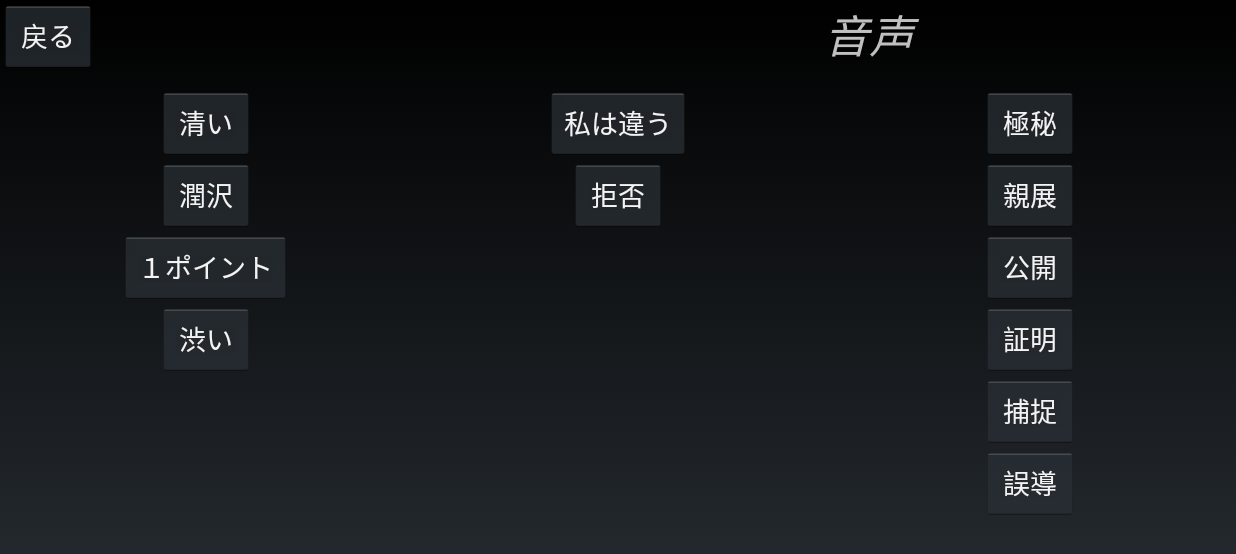
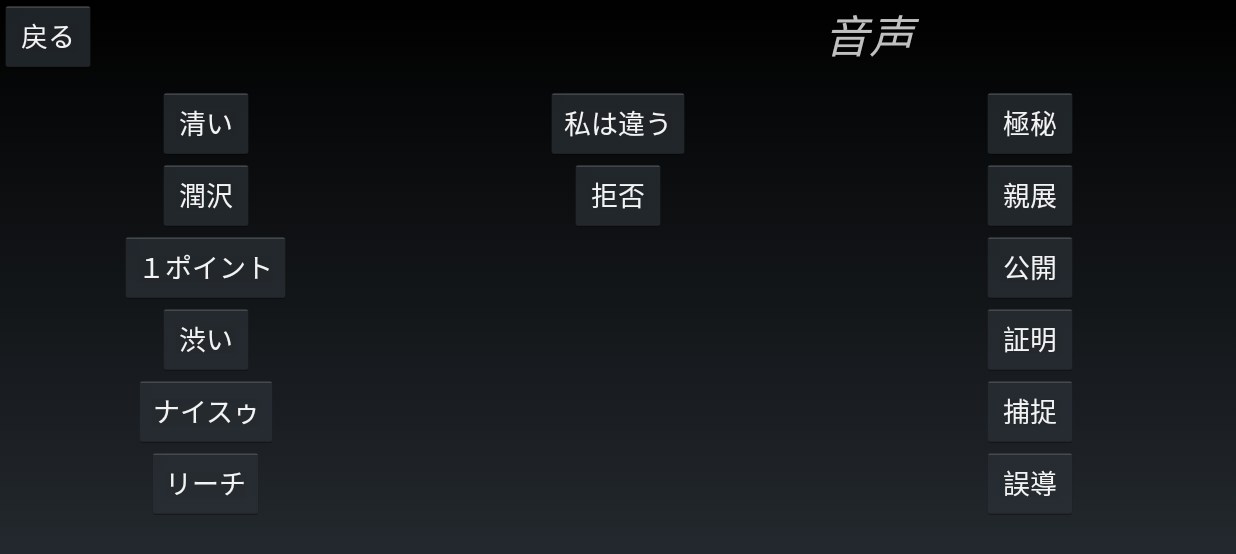
Before and after one commit to ASemi/Agent_Support, an Android app: the VoiceActivity screen opened directly, with no data from a screen before it, on a phone screen of 824 x 412 dp (held sideways). Shown: the top 554 px of the screen. Run offline under Robolectric (Android 15) with nearby library versions, the phone set to English and light mode, and no system bars.

Commit message:
エージェント公開状況アクティビティの実装

```diff
--- a/app/src/main/AndroidManifest.xml
+++ b/app/src/main/AndroidManifest.xml
@@ -27,7 +27,11 @@
         <activity
             android:name=".PepperActivity"
             android:screenOrientation="landscape" />
-        <activity android:name=".VoiceActivity"
+        <activity
+            android:name=".VoiceActivity"
+            android:screenOrientation="landscape" />
+        <activity
+            android:name=".Agent9Activity"
             android:screenOrientation="landscape" />
     </application>
 
--- a/app/src/main/java/com/example/shioya/agent_support/TitleActivity.java
+++ b/app/src/main/java/com/example/shioya/agent_support/TitleActivity.java
@@ -9,11 +9,9 @@ import android.content.Intent;
 import android.content.res.Resources;
 import android.graphics.Bitmap;
 import android.graphics.BitmapFactory;
-import android.graphics.drawable.Drawable;
 import android.os.Build;
 import android.os.Bundle;
 import android.os.Handler;
-import android.support.v4.content.res.ResourcesCompat;
 import android.view.View;
 import android.widget.ImageButton;
 import android.widget.TextView;
@@ -31,7 +29,6 @@ public class TitleActivity extends Activity implements View.OnClickListener {
     private ImageButton imageButton;
     private Bitmap mBitmap;
     Resources res;
-    Drawable drawable;
 
     @Override
     protected void onCreate(Bundle savedInstanceState) {
--- a/app/src/main/res/layout/menu.xml
+++ b/app/src/main/res/layout/menu.xml
@@ -61,6 +61,11 @@
             android:layout_width="wrap_content"
             android:layout_height="wrap_content"
             android:id="@+id/menuButton3"/>
+
+        <ImageButton
+            android:layout_width="wrap_content"
+            android:layout_height="wrap_content"
+            android:id="@+id/menuButton4"/>
     </LinearLayout>
 
 
--- a/app/src/main/res/layout/samplevoice.xml
+++ b/app/src/main/res/layout/samplevoice.xml
@@ -78,6 +78,20 @@
                 android:layout_gravity="center"
                 android:text="@string/sibui"
                 android:id="@+id/buttonSibui" />
+
+            <Button
+                android:layout_width="wrap_content"
+                android:layout_height="wrap_content"
+                android:layout_gravity="center"
+                android:text="@string/nice"
+                android:id="@+id/buttonNice" />
+
+            <Button
+                android:layout_width="wrap_content"
+                android:layout_height="wrap_content"
+                android:layout_gravity="center"
+                android:text="@string/reach"
+                android:id="@+id/buttonReach" />
         </LinearLayout>
 
         <LinearLayout
--- a/app/src/main/res/values/strings.xml
+++ b/app/src/main/res/values/strings.xml
@@ -5,6 +5,10 @@
     <string name="card_list">カード一覧</string>
     <string name="agent">エージェント</string>
     <string name="strategy">諜略</string>
+    <string name="agent_open">公開状況</string>
+    <string name="pop_select">選択</string>
+    <string name="pop_detail">詳細</string>
+    <string name="pop_cancel">キャンセル</string>
     <string name="pepper_iden">ペッパー識別</string>
     <string name="iden_success">識別成功</string>
     <string name="minus1">１体減らす</string>
@@ -13,6 +17,8 @@
     <string name="juntaku">潤沢</string>
     <string name="onepoint">１ポイント</string>
     <string name="sibui">渋い</string>
+    <string name="nice">ナイスゥ</string>
+    <string name="reach">リーチ</string>
     <string name="imnot">私は違う</string>
     <string name="kyohi">拒否</string>
     <string name="gokuhi">極秘</string>
--- a/build.gradle
+++ b/build.gradle
@@ -5,7 +5,7 @@ buildscript {
         jcenter()
     }
     dependencies {
-        classpath 'com.android.tools.build:gradle:2.2.3'
+        classpath 'com.android.tools.build:gradle:2.3.0'
 
         // NOTE: Do not place your application dependencies here; they belong
         // in the individual module build.gradle files
```
Also changed, not shown: app/src/main/java/com/example/shioya/agent_support/MenuActivity.java (+12 -0 lines), app/src/main/java/com/example/shioya/agent_support/VoiceActivity.java (+9 -1 lines), gradle/wrapper/gradle-wrapper.properties, 1 other file.
